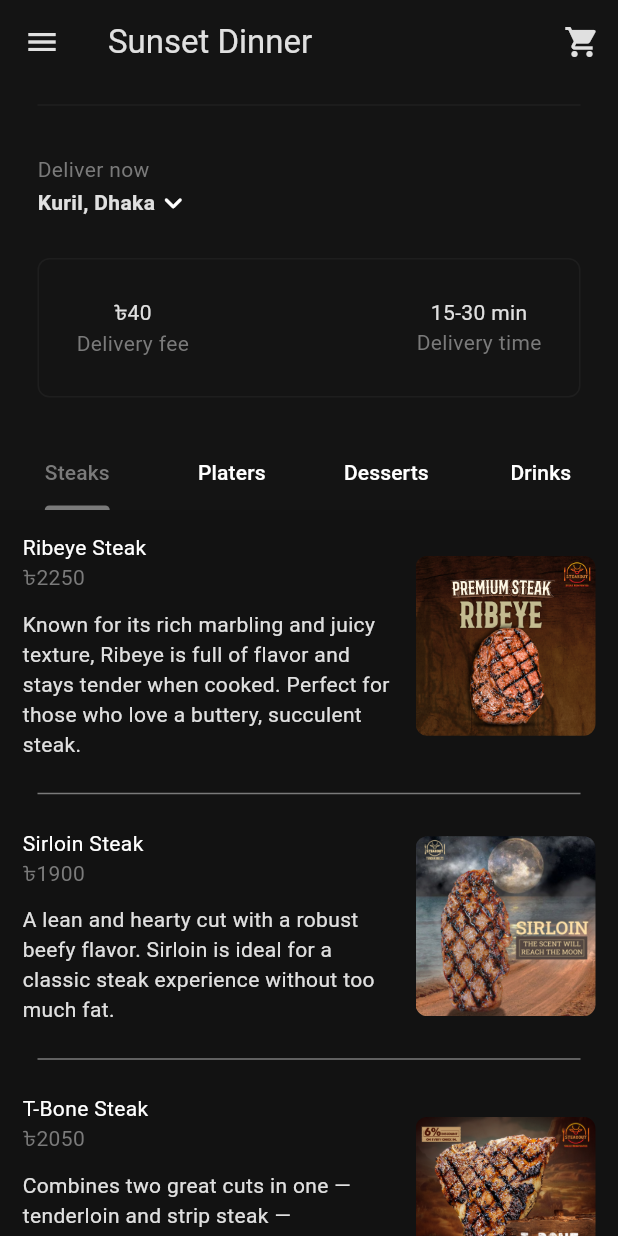
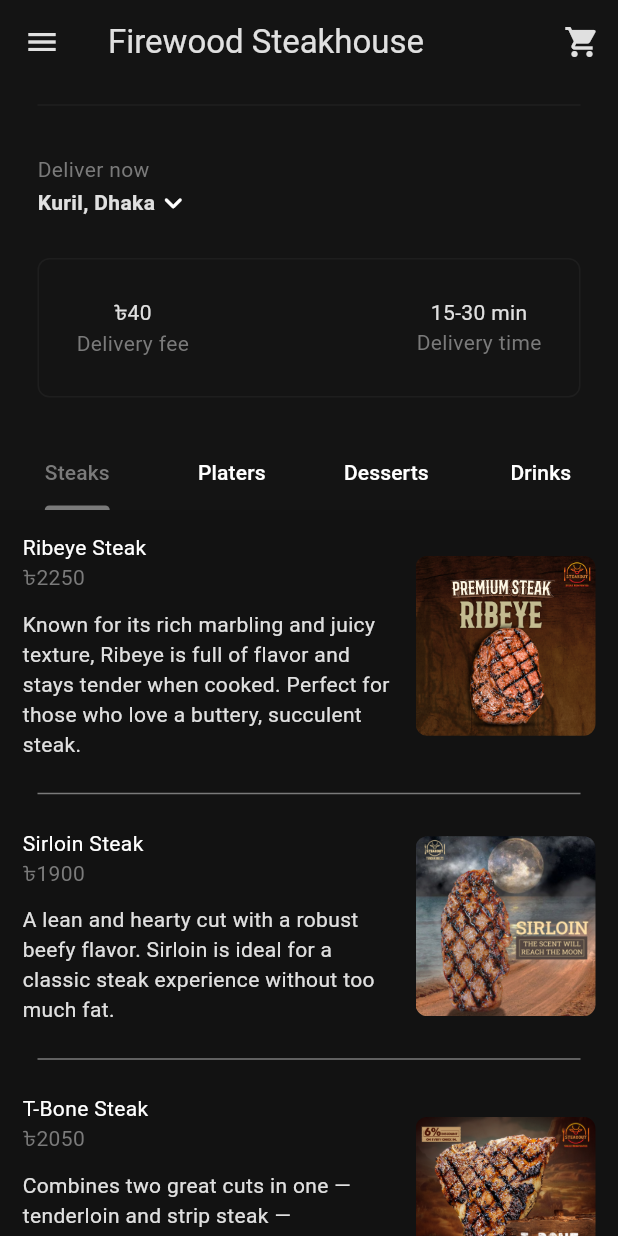
Before and after one commit to sazzad1620/Firewood_Steakhouse, a Flutter app: the screen it shows after launch, after a tap on "Sign In", on a phone screen of 412 x 824 dp. Run offline on Flutter 3.47's test engine with Material 3 defaults, Android fonts, the phone set to English and light mode, and no system bars; missing offline and left inert: bkash, flutter_sslcommerz; network calls fail.

Commit message:
name updated

```diff
--- a/lib/components/my_drawer.dart
+++ b/lib/components/my_drawer.dart
@@ -15,7 +15,7 @@
           Padding(
             padding: const EdgeInsets.only(top: 100.0),
             child: Icon(
-              Icons.lock_open_rounded,
+              Icons.food_bank_rounded,
               size: 80,
               color: Theme.of(context).colorScheme.inversePrimary,
             ),
--- a/lib/components/my_sliver_app_bar.dart
+++ b/lib/components/my_sliver_app_bar.dart
@@ -34,7 +34,7 @@
       ],
       backgroundColor: Theme.of(context).colorScheme.background,
       foregroundColor: Theme.of(context).colorScheme.inversePrimary,
-      title: const Text("Sunset Dinner"),
+      title: const Text("Firewood Steakhouse"),
       flexibleSpace: FlexibleSpaceBar(
         background: Padding(
           padding: const EdgeInsets.only(bottom: 50.0),
--- a/lib/pages/cart_page.dart
+++ b/lib/pages/cart_page.dart
@@ -18,7 +18,7 @@
         // scaffold UI
         return Scaffold(
           appBar: AppBar(
-            title: const Text("Car"),
+            title: const Text("Cart"),
             backgroundColor: Colors.transparent,
             foregroundColor: Theme.of(context).colorScheme.inversePrimary,
             actions: [
--- a/lib/pages/food_page.dart
+++ b/lib/pages/food_page.dart
@@ -43,7 +43,7 @@
     return Scaffold(
       appBar: AppBar(
         title: Text(
-          "Sunset Dinner",
+          "Firewood Steakhouse",
           style: TextStyle(
             color: Theme.of(context).colorScheme.inversePrimary,
           ),
--- a/lib/pages/login_page.dart
+++ b/lib/pages/login_page.dart
@@ -39,7 +39,7 @@
           children: [
             // logo
             Icon(
-              Icons.lock_open_rounded,
+              Icons.food_bank_rounded,
               size: 100,
               color: Theme.of(context).colorScheme.inversePrimary,
             ),
```
